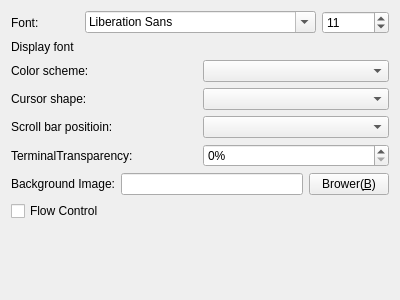
Above: Viewer/Plugins/FrmTerminalAppearanceSettings.ui from KangLin/RabbitRemoteControl before the change. Below: the same form after it.
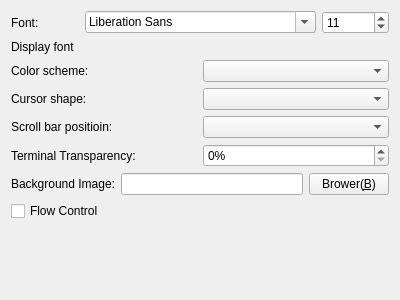
That is the form after the change.

Commit message: Terminal: modify translations

```diff
--- a/Viewer/Plugins/FrmTerminalAppearanceSettings.ui
+++ b/Viewer/Plugins/FrmTerminalAppearanceSettings.ui
@@ -92,7 +92,7 @@
      <item>
       <widget class="QLabel" name="label_2">
        <property name="text">
-        <string>TerminalTransparency:</string>
+        <string>Terminal Transparency:</string>
        </property>
       </widget>
      </item>
```
Left out of the diff: 2 changed lines with no effect on the pictures. The commit also changes 20 other files.
